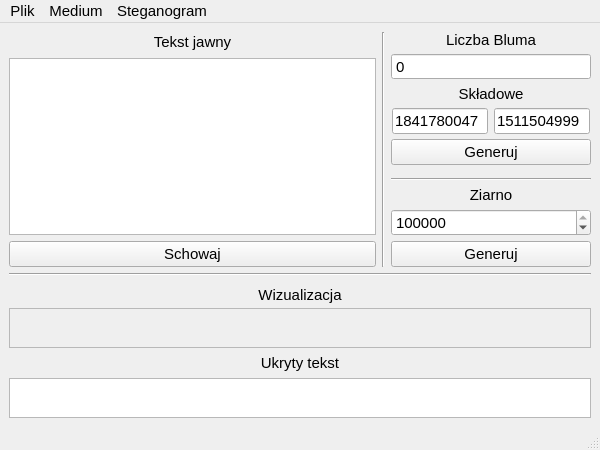
Qt form mainwindow.ui (LightTab2/Hide-in-art) before a commit.
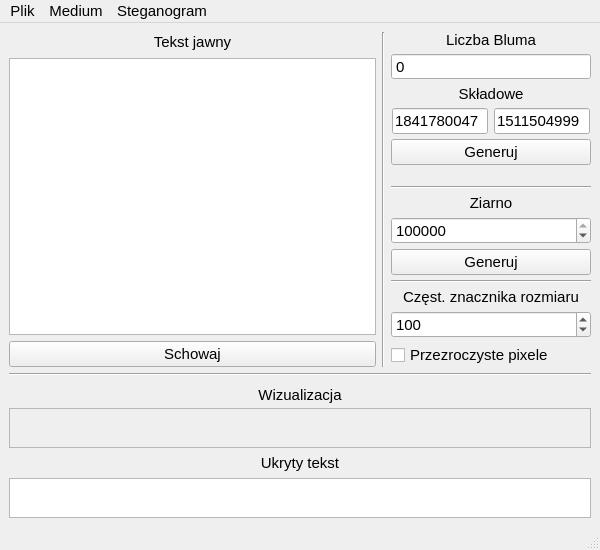
The same form after that commit. Custom widgets are drawn as their Qt base class.

Commit message: Makes null-terminator gone, adds error correction by reading steganogram on its entire surface, size markers and their CRC, different handling of transparent pixels. BMP loading is possible now. The code still lacks in commentary

```diff
--- a/mainwindow.ui
+++ b/mainwindow.ui
@@ -7,7 +7,7 @@
     <x>0</x>
     <y>0</y>
     <width>600</width>
-    <height>450</height>
+    <height>550</height>
    </rect>
   </property>
   <property name="sizePolicy">
@@ -19,7 +19,7 @@
   <property name="minimumSize">
    <size>
     <width>600</width>
-    <height>450</height>
+    <height>550</height>
    </size>
   </property>
   <property name="font">
@@ -43,7 +43,7 @@
    <property name="minimumSize">
     <size>
      <width>600</width>
-     <height>400</height>
+     <height>500</height>
     </size>
    </property>
    <property name="palette">
@@ -158,7 +158,7 @@
        </widget>
       </item>
       <item>
-       <layout class="QVBoxLayout" name="sideLayout" stretch="0,0,0,0,0,0,0,0,0,0">
+       <layout class="QVBoxLayout" name="sideLayout" stretch="0,0,0,0,0,0,0,0,0,0,0,0,0,0">
         <property name="spacing">
          <number>5</number>
         </property>
@@ -437,6 +437,96 @@
           </property>
          </widget>
         </item>
+        <item>
+         <widget class="Line" name="stegSeparator">
+          <property name="minimumSize">
+           <size>
+            <width>200</width>
+            <height>0</height>
+           </size>
+          </property>
+          <property name="maximumSize">
+           <size>
+            <width>200</width>
+            <height>16777215</height>
+           </size>
+          </property>
+          <property name="orientation">
+           <enum>Qt::Horizontal</enum>
+          </property>
+         </widget>
+        </item>
+        <item>
+         <widget class="QLabel" name="sizeLabel">
+          <property name="sizePolicy">
+           <sizepolicy hsizetype="Fixed" vsizetype="Fixed">
+            <horstretch>0</horstretch>
+            <verstretch>0</verstretch>
+           </sizepolicy>
+          </property>
+          <property name="minimumSize">
+           <size>
+            <width>200</width>
+            <height>0</height>
+           </size>
+          </property>
+          <property name="maximumSize">
+           <size>
+            <width>200</width>
+            <height>16777215</height>
+           </size>
+          </property>
+          <property name="font">
+           <font>
+            <pointsize>11</pointsize>
+           </font>
+          </property>
+          <property name="text">
+           <string>Częst. znacznika rozmiaru</string>
+          </property>
+          <property name="alignment">
+           <set>Qt::AlignCenter</set>
+          </property>
+          <property name="buddy">
+           <cstring>seedSpin</cstring>
+          </property>
+         </widget>
+        </item>
+        <item>
+         <widget class="QSpinBox" name="sizeSpin">
+          <property name="minimumSize">
+           <size>
+            <width>200</width>
+            <height>0</height>
+           </size>
+          </property>
+          <property name="maximumSize">
+           <size>
+            <width>200</width>
+            <height>16777215</height>
+           </size>
+          </property>
+          <property name="minimum">
+           <number>48</number>
+          </property>
+          <property name="maximum">
+           <number>999999999</number>
+          </property>
+          <property name="value">
+           <number>100</number>
+          </property>
+         </widget>
+        </item>
+        <item>
+         <widget class="QCheckBox" name="drawTransparentCheck">
+          <property name="text">
+           <string>Przezroczyste pixele</string>
+          </property>
+          <property name="tristate">
+           <bool>true</bool>
+          </property>
+         </widget>
+        </item>
        </layout>
       </item>
      </layout>
```
Left out of the diff: 23 changed lines with no effect on the pictures. The commit also changes 512 other files.
